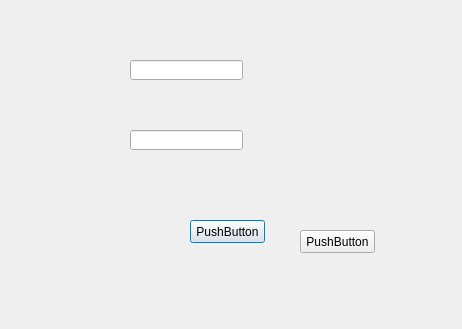
Before: the Qt Designer form vistas/ui/Loguin.ui in Marquetty/Medioss, drawn with Qt 5.
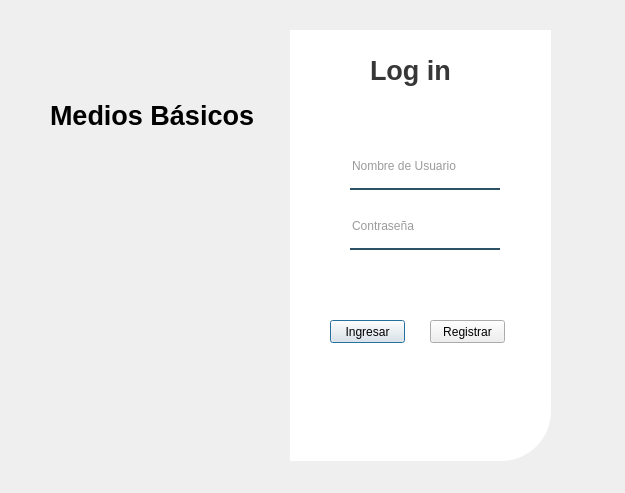
After: the same form once the commit is applied. Icons and pictures are not drawn.

```diff
--- a/vistas/ui/Loguin.ui
+++ b/vistas/ui/Loguin.ui
@@ -6,57 +6,168 @@
    <rect>
     <x>0</x>
     <y>0</y>
-    <width>462</width>
-    <height>329</height>
+    <width>625</width>
+    <height>493</height>
    </rect>
   </property>
   <property name="windowTitle">
    <string>Dialog</string>
   </property>
+  <widget class="QLabel" name="l_fondo">
+   <property name="geometry">
+    <rect>
+     <x>40</x>
+     <y>29</y>
+     <width>551</width>
+     <height>501</height>
+    </rect>
+   </property>
+   <property name="text">
+    <string/>
+   </property>
+  </widget>
+  <widget class="QLabel" name="l_ima">
+   <property name="geometry">
+    <rect>
+     <x>40</x>
+     <y>30</y>
+     <width>250</width>
+     <height>430</height>
+    </rect>
+   </property>
+   <property name="styleSheet">
+    <string notr="true">border-image:url(:/image/descarga.png);
+border-top-left-radius:50px;</string>
+   </property>
+   <property name="text">
+    <string/>
+   </property>
+  </widget>
+  <widget class="QLabel" name="l_form">
+   <property name="geometry">
+    <rect>
+     <x>290</x>
+     <y>30</y>
+     <width>261</width>
+     <height>431</height>
+    </rect>
+   </property>
+   <property name="styleSheet">
+    <string notr="true">background-color:rgba(255,255,255,255);
+border-bottom-right-radius:50px</string>
+   </property>
+   <property name="text">
+    <string/>
+   </property>
+  </widget>
+  <widget class="QLabel" name="label">
+   <property name="geometry">
+    <rect>
+     <x>370</x>
+     <y>50</y>
+     <width>81</width>
+     <height>41</height>
+    </rect>
+   </property>
+   <property name="font">
+    <font>
+     <pointsize>20</pointsize>
+     <weight>75</weight>
+     <bold>true</bold>
+    </font>
+   </property>
+   <property name="styleSheet">
+    <string notr="true">color:rgba(0,0,0,200);
+</string>
+   </property>
+   <property name="text">
+    <string>Log in</string>
+   </property>
+  </widget>
   <widget class="QLineEdit" name="le_usuario">
    <property name="geometry">
     <rect>
-     <x>130</x>
-     <y>60</y>
-     <width>113</width>
-     <height>20</height>
+     <x>350</x>
+     <y>150</y>
+     <width>150</width>
+     <height>40</height>
     </rect>
    </property>
+   <property name="styleSheet">
+    <string notr="true">background-color:rgba(0,0,0,0);
+border:none;
+border-bottom: 2px solid rgba(46,82,101,255);
+color:rgba(0,0,0,200);
+padding-bottom:7px;</string>
+   </property>
+   <property name="placeholderText">
+    <string>Nombre de Usuario</string>
+   </property>
   </widget>
   <widget class="QLineEdit" name="lineEdit_2">
    <property name="geometry">
     <rect>
-     <x>130</x>
-     <y>130</y>
-     <width>113</width>
-     <height>20</height>
+     <x>350</x>
+     <y>210</y>
+     <width>150</width>
+     <height>40</height>
     </rect>
    </property>
+   <property name="styleSheet">
+    <string notr="true">background-color:rgba(0,0,0,0);
+border:none;
+border-bottom: 2px solid rgba(46,82,101,255);
+color:rgba(0,0,0,200);
+padding-bottom:7px;</string>
+   </property>
+   <property name="placeholderText">
+    <string>Contraseña</string>
+   </property>
   </widget>
   <widget class="QPushButton" name="btn_iniciar">
    <property name="geometry">
     <rect>
-     <x>190</x>
-     <y>220</y>
+     <x>330</x>
+     <y>320</y>
      <width>75</width>
      <height>23</height>
     </rect>
    </property>
    <property name="text">
-    <string>PushButton</string>
+    <string>Ingresar</string>
    </property>
   </widget>
   <widget class="QPushButton" name="pushButton_2">
    <property name="geometry">
     <rect>
-     <x>300</x>
-     <y>230</y>
+     <x>430</x>
+     <y>320</y>
      <width>75</width>
      <height>23</height>
     </rect>
    </property>
    <property name="text">
-    <string>PushButton</string>
+    <string>Registrar</string>
+   </property>
+  </widget>
+  <widget class="QLabel" name="label_2">
+   <property name="geometry">
+    <rect>
+     <x>50</x>
+     <y>100</y>
+     <width>231</width>
+     <height>31</height>
+    </rect>
+   </property>
+   <property name="font">
+    <font>
+     <pointsize>20</pointsize>
+     <weight>75</weight>
+     <bold>true</bold>
+    </font>
+   </property>
+   <property name="text">
+    <string>Medios Básicos</string>
    </property>
   </widget>
  </widget>
```
Left out of the diff: 6 changed lines with no effect on the pictures.
